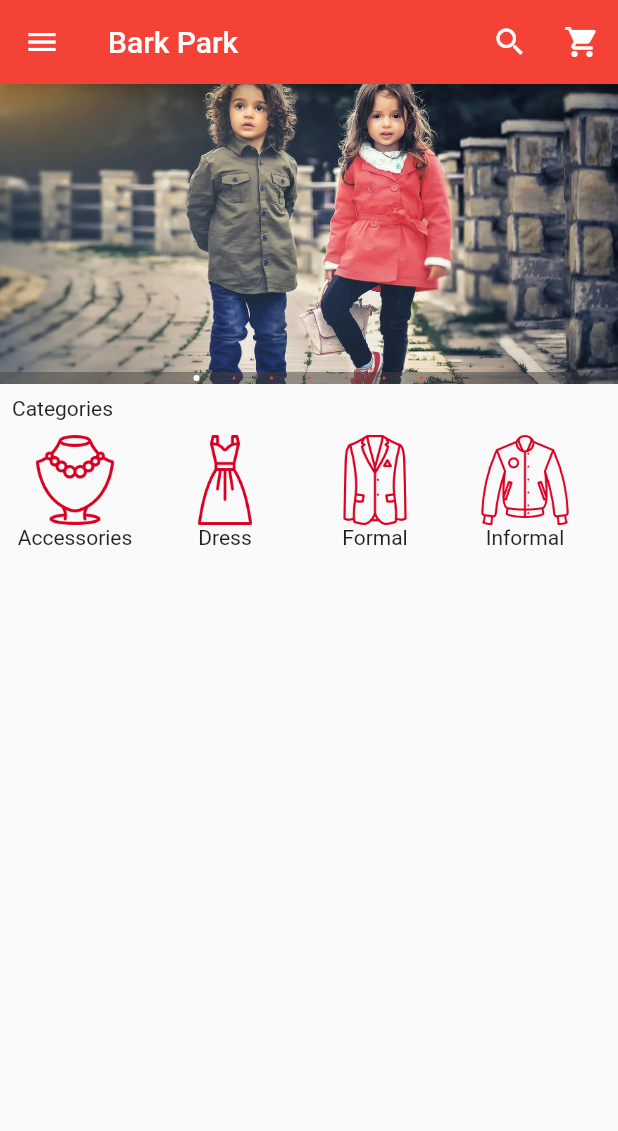
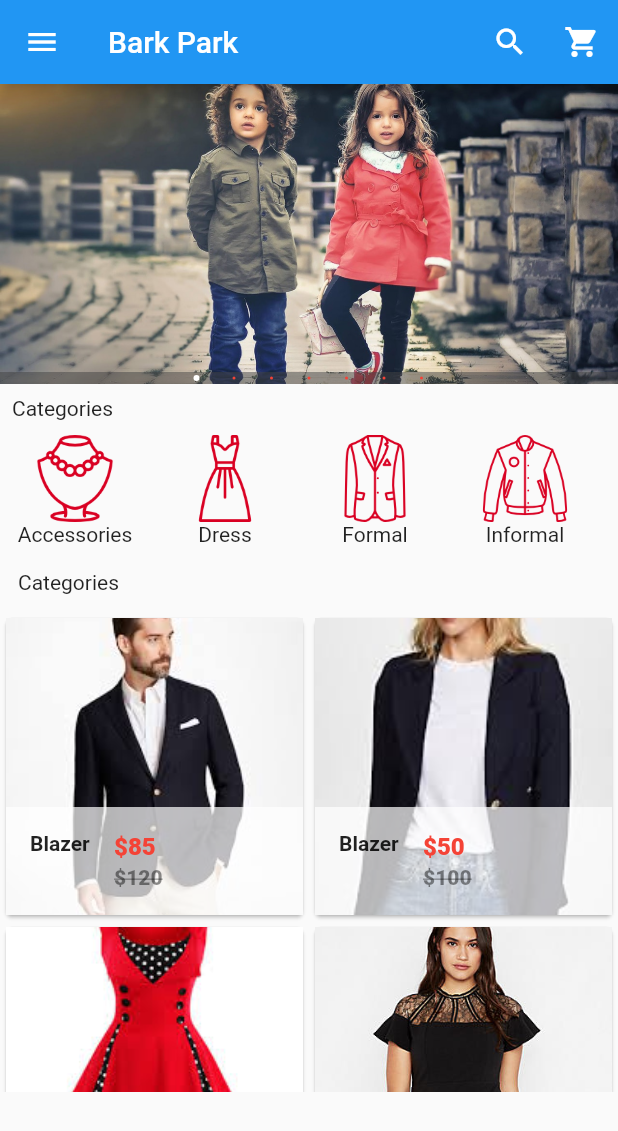
Before and after one commit to AhmedSalemgitHub/park_bark, a Flutter app: the screen it shows after launch, on a phone screen of 412 x 824 dp. Shown: the top 1131 px of the screen. Run offline on Flutter 3.47's test engine with Material 2 defaults, Android fonts, the light colour scheme and no system bars; drawn by our look-alikes of carousel_pro.

Commit message:
home page completed

```diff
--- a/lib/custom_widgets/HList.dart
+++ b/lib/custom_widgets/HList.dart
@@ -10,13 +10,13 @@ class HList extends StatelessWidget {
         scrollDirection: Axis.horizontal,
         itemExtent: 100.0,
         children: <Widget>[
-          Category(image_location:'images/cats/accessories.png',image_caption:'Accessories'),
-          Category(image_location:'images/cats/dress.png',image_caption:'Dress'),
-          Category(image_location:'images/cats/formal.png',image_caption:'Formal'),
-          Category(image_location:'images/cats/informal.png',image_caption:'Informal'),
-          Category(image_location:'images/cats/jeans.png',image_caption:'Jeans'),
-          Category(image_location:'images/cats/shoe.png',image_caption:'Shoe'),
-          Category(image_location:'images/cats/tshirt.png',image_caption:'T-Shirt'),
+          Category(imageLocation:'images/cats/accessories.png',imageCaption:'Accessories'),
+          Category(imageLocation:'images/cats/dress.png',imageCaption:'Dress'),
+          Category(imageLocation:'images/cats/formal.png',imageCaption:'Formal'),
+          Category(imageLocation:'images/cats/informal.png',imageCaption:'Informal'),
+          Category(imageLocation:'images/cats/jeans.png',imageCaption:'Jeans'),
+          Category(imageLocation:'images/cats/shoe.png',imageCaption:'Shoe'),
+          Category(imageLocation:'images/cats/tshirt.png',imageCaption:'T-Shirt'),
         ],
       ),
     );
@@ -24,10 +24,10 @@ class HList extends StatelessWidget {
 }
 
 class Category extends StatelessWidget {
-  final String image_location;
-  final String image_caption;
+  final String imageLocation;
+  final String imageCaption;
 
-  Category({this.image_location,this.image_caption});
+  Category({this.imageLocation,this.imageCaption});
 
   @override
   Widget build(BuildContext context) {
@@ -35,8 +35,8 @@ class Category extends StatelessWidget {
       onTap: (){},
       child: Column(
         children: <Widget>[
-          Image.asset(image_location,width: 60,height: 60,),
-          Text(image_caption)
+          Image.asset(imageLocation,width: 58,height: 58,),
+          Text(imageCaption)
         ],
       ),
     ),);
--- /dev/null
+++ b/lib/custom_widgets/Products.dart
@@ -0,0 +1,110 @@
+import 'package:flutter/material.dart';
+
+class Products extends StatefulWidget {
+  @override
+  _ProductsState createState() => _ProductsState();
+}
+
+class _ProductsState extends State<Products> {
+  var productList = [
+    {
+      "name": "Blazer",
+      "picture": "images/products/blazer1.jpeg",
+      "oldPrice": 120,
+      "price": 85
+    },
+    {
+      "name": "Blazer",
+      "picture": "images/products/blazer2.jpeg",
+      "oldPrice": 100,
+      "price": 50
+    },
+    {
+      "name": "Dress",
+      "picture": "images/products/dress1.jpeg",
+      "oldPrice": 200,
+      "price": 180
+    },
+    {
+      "name": "Dress",
+      "picture": "images/products/dress2.jpeg",
+      "oldPrice": 320,
+      "price": 250
+    },
+    {
+      "name": "Hills1",
+      "picture": "images/products/hills1.jpeg",
+      "oldPrice": 80,
+      "price": 50
+    },
+    {
+      "name": "Hills",
+      "picture": "images/products/hills2.jpeg",
+      "oldPrice": 70,
+      "price": 65
+    },
+    {
+      "name": "shoe",
+      "picture": "images/products/shoe1.jpg",
+      "oldPrice": 150,
+      "price": 120
+    }
+  ];
+
+  @override
+  Widget build(BuildContext context) {
+    return GridView.builder(
+        itemCount: productList.length,
+        gridDelegate:
+            SliverGridDelegateWithFixedCrossAxisCount(crossAxisCount: 2),
+        itemBuilder: (BuildContext context, int index) {
+          return SingleProduct(
+            productName: productList[index]['name'],
+            productPicture: productList[index]['picture'],
+            productOldPrice: productList[index]['oldPrice'],
+            productPrice: productList[index]['price'],
+          );
+        });
+  }
+}
+
+class SingleProduct extends StatelessWidget {
+  final productName;
+  final productPicture;
+  final productOldPrice;
+  final productPrice;
+
+  //constructor
+  SingleProduct(
+      {this.productName,
+      this.productPicture,
+      this.productOldPrice,
+      this.productPrice});
+
+  @override
+  Widget build(BuildContext context) {
+    return Card(
+      child: Hero(
+        tag: productName,
+        child: Material(
+          child: InkWell(
+            onTap: (){},
+            child: GridTile(
+              footer: Container(
+                color: Colors.white70,
+                child: ListTile(
+                  leading: Text(productName,style:TextStyle(fontWeight: FontWeight.bold),),
+                  title: Text("\$$productPrice",style: TextStyle(color: Colors.red,fontWeight: FontWeight.w800),),
+                  subtitle: Text("\$$productOldPrice",style: TextStyle(color: Colors.black45,fontWeight: FontWeight.w800,decoration:
+                  TextDecoration.lineThrough
+                  ),),
+                ),
+              ),
+              child: Image.asset(productPicture,fit: BoxFit.cover,),
+            ),
+          ),
+        ),
+      ),
+    );
+  }
+}
--- a/lib/main.dart
+++ b/lib/main.dart
@@ -1,11 +1,17 @@
 import 'package:flutter/material.dart';
 import 'package:carousel_pro/carousel_pro.dart';
 import 'package:park_bark/custom_widgets/HList.dart';
+import 'package:park_bark/custom_widgets/Products.dart';
 
 void main() {
   runApp(
     MaterialApp(
       debugShowCheckedModeBanner: false,
+      theme: ThemeData(
+        accentColor: Colors.blue,
+        primaryColor: Colors.blue,
+        primarySwatch: Colors.blue,
+      ),
       home: HomePage(),
     ),
   );
@@ -44,7 +50,6 @@ class _HomePageState extends State<HomePage> {
     return Scaffold(
       appBar: AppBar(
         title: Text('Bark Park'),
-        backgroundColor: Colors.red,
         actions: <Widget>[
           IconButton(
             icon: Icon(Icons.search),
@@ -141,6 +146,14 @@ class _HomePageState extends State<HomePage> {
             child: Text('Categories'),
           ),
           HList(),
+          Padding(
+            padding: EdgeInsets.all(12.0),
+            child: Text('Categories'),
+          ),
+          Container(
+            height: 320.0,
+            child: Products(),
+          ),
         ],
       ),
     );
```
Also changed, not shown: pubspec.lock.
